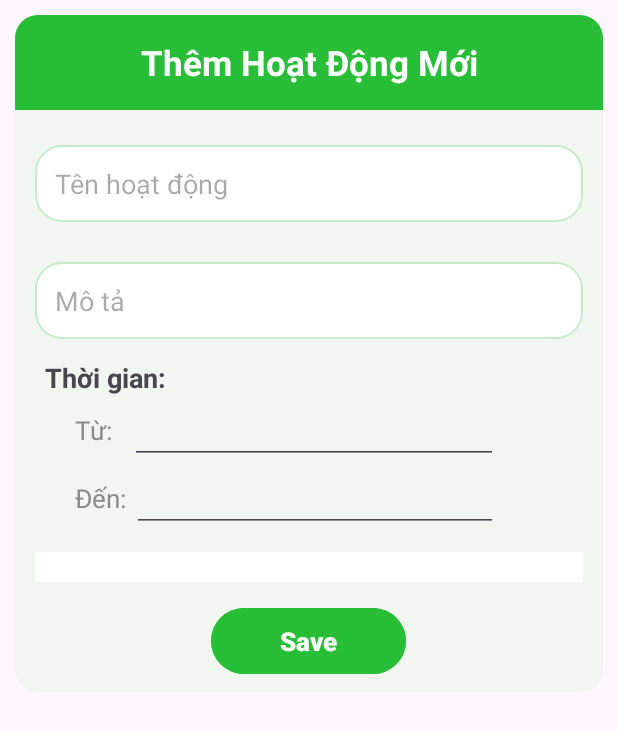
After one commit to NguyenTienTrienPh41852/DA1, an Android app: the layout dialog_add_hoat_dong.xml on its own in the app's theme, with its tools: preview values and no code run, on a phone screen of 412 x 824 dp. The commit adds this screen. Shown: the top 731 px of the screen. Run offline under Robolectric (Android 15) with nearby library versions, the phone set to English and light mode, and no system bars.

Commit message:
vai cai dialog

```diff
--- /dev/null
+++ b/app/src/main/res/drawable/bgr_dialog.xml
@@ -0,0 +1,6 @@
+<?xml version="1.0" encoding="utf-8"?>
+<shape xmlns:android="http://schemas.android.com/apk/res/android">
+
+    <solid android:color="#F1F6F1"/>
+    <corners android:radius="15dp"/>
+</shape>
--- /dev/null
+++ b/app/src/main/res/drawable/edit_text.xml
@@ -0,0 +1,7 @@
+<?xml version="1.0" encoding="utf-8"?>
+<shape xmlns:android="http://schemas.android.com/apk/res/android">
+    <solid android:color="@color/white"/>
+    <corners android:radius="17dp"/>
+    <stroke android:width="1dp"
+        android:color="#C5ECC9"/>
+</shape>
--- /dev/null
+++ b/app/src/main/res/drawable/tv_dialog.xml
@@ -0,0 +1,6 @@
+<?xml version="1.0" encoding="utf-8"?>
+<shape xmlns:android="http://schemas.android.com/apk/res/android">
+    <solid android:color="#29BE38"/>
+    <corners android:topLeftRadius="15dp"
+        android:topRightRadius="15dp"/>
+</shape>
--- /dev/null
+++ b/app/src/main/res/layout/dialog_add_hoat_dong.xml
@@ -0,0 +1,119 @@
+<?xml version="1.0" encoding="utf-8"?>
+<LinearLayout xmlns:android="http://schemas.android.com/apk/res/android"
+    android:orientation="vertical"
+    android:background="@drawable/bgr_dialog"
+    android:layout_width="match_parent"
+    android:layout_height="wrap_content"
+    android:layout_margin="10dp"
+    android:paddingBottom="8dp"
+    >
+    <TextView
+        android:layout_width="match_parent"
+        android:layout_height="wrap_content"
+        android:text="Thêm Hoạt Động Mới"
+        android:background="@drawable/tv_dialog"
+        android:gravity="center"
+        android:textSize="23dp"
+        android:textStyle="bold"
+        android:textColor="@color/white"
+        android:padding="16dp"
+        android:layout_marginBottom="10dp"
+        />
+    <EditText
+        android:id="@+id/ed_ten_hoat_dong"
+        android:layout_width="match_parent"
+        android:layout_height="wrap_content"
+        android:background="@drawable/edit_text"
+        android:hint="Tên hoạt động"
+        android:padding="13dp"
+        android:layout_margin="13dp"
+        />
+    <EditText
+        android:id="@+id/ed_mo_ta"
+        android:layout_width="match_parent"
+        android:layout_height="wrap_content"
+        android:background="@drawable/edit_text"
+        android:hint="Mô tả"
+        android:padding="13dp"
+        android:layout_margin="13dp"
+
+        />
+    <TextView
+        android:layout_width="wrap_content"
+        android:layout_height="wrap_content"
+        android:text="Thời gian: "
+        android:layout_marginStart="20dp"
+        android:textSize="18dp"
+        android:textStyle="bold"
+        />
+    <LinearLayout
+        android:layout_width="match_parent"
+        android:layout_height="wrap_content"
+        android:orientation="horizontal"
+        android:layout_marginLeft="40dp"
+        android:layout_marginRight="30dp"
+        >
+        <TextView
+            android:layout_width="wrap_content"
+            android:layout_height="wrap_content"
+            android:textSize="17dp"
+            android:text="Từ: "
+            android:textColor="@color/gray"
+            android:layout_marginRight="8dp"
+            />
+        <EditText
+            android:id="@+id/ed_from_time"
+            android:layout_width="match_parent"
+            android:layout_height="wrap_content"
+            android:layout_marginRight="40dp"
+
+            />
+    </LinearLayout>
+    <LinearLayout
+        android:layout_width="match_parent"
+        android:layout_height="wrap_content"
+        android:orientation="horizontal"
+        android:layout_marginLeft="40dp"
+        android:layout_marginRight="30dp"
+        >
+        <TextView
+            android:layout_width="wrap_content"
+            android:layout_height="wrap_content"
+            android:textSize="17dp"
+            android:text="Đến: "
+            android:textColor="@color/gray"
+            />
+        <EditText
+            android:id="@+id/ed_to_time"
+            android:layout_width="match_parent"
+            android:layout_height="wrap_content"
+            android:layout_marginRight="40dp"
+
+            />
+    </LinearLayout>
+
+    <Spinner
+        android:id="@+id/sp_status"
+        android:layout_width="match_parent"
+        android:layout_height="wrap_content"
+        android:layout_margin="13dp"
+        android:padding="10dp"
+        android:background="@color/white"
+
+        />
+
+
+
+    <Button
+        android:id="@+id/btn_save"
+        android:layout_width="130dp"
+        android:layout_height="wrap_content"
+        android:backgroundTint="#29BE38"
+        android:layout_gravity="center_horizontal"
+        android:text="Save"
+        android:textStyle="bold"
+        android:textSize="17dp"
+        android:paddingTop="10dp"
+        android:paddingBottom="10dp"
+        />
+</LinearLayout>
--- a/app/src/main/res/values/colors.xml
+++ b/app/src/main/res/values/colors.xml
@@ -2,4 +2,6 @@
 <resources>
     <color name="black">#FF000000</color>
     <color name="white">#FFFFFFFF</color>
+    <color name="green">#29BE38</color>
+    <color name="gray">#8B8A8A</color>
 </resources>
```
Also changed, not shown: app/src/main/java/com/example/da1_t6/Database/DbHelper.java (added, +91 -0 lines), app/src/main/res/layout/dialog_add_vi.xml (added, +105 -0 lines), app/src/main/res/layout/dialog_chon_vi.xml (added, +36 -0 lines), app/src/main/res/layout/header_menu.xml (added, +7 -0 lines), app/src/main/res/layout/item_vi.xml (added, +47 -0 lines), app/src/main/res/drawable/img.png (added), app/src/main/res/drawable/img2.png (added), app/src/main/res/drawable/img_1.png (added).
